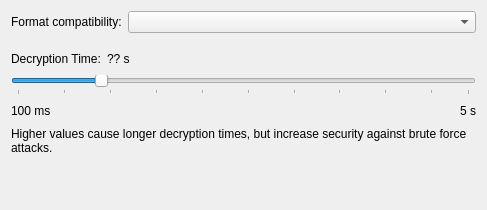
Before: the Qt Designer form src/gui/dbsettings/DatabaseSettingsWidgetEncryption.ui in lhark/keepassxc, drawn with Qt 5.
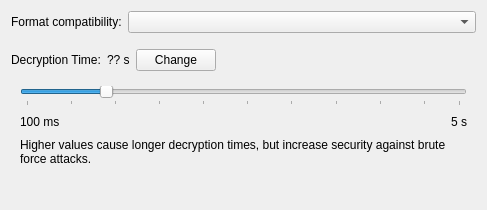
After: the same form once the commit is applied.

Commit message: Do not update KDF settings unless explicitly changed by the user

Patch:
```diff
--- a/src/gui/dbsettings/DatabaseSettingsWidgetEncryption.ui
+++ b/src/gui/dbsettings/DatabaseSettingsWidgetEncryption.ui
@@ -83,6 +83,13 @@
            </property>
           </widget>
          </item>
+         <item>
+          <widget class="QPushButton" name="activateChangeDecryptionTimeButton">
+           <property name="text">
+            <string>Change</string>
+           </property>
+          </widget>
+         </item>
          <item>
           <spacer name="horizontalSpacer_2">
            <property name="orientation">
@@ -99,6 +106,9 @@
         </layout>
        </item>
        <item>
+        <widget class="QWidget" name="decryptionTimeSettings" native="true">
+         <layout class="QVBoxLayout" name="decryptionTimeSliderLayout">
+          <item>
         <widget class="QSlider" name="decryptionTimeSlider">
          <property name="minimum">
           <number>1</number>
@@ -174,6 +184,9 @@
          <property name="wordWrap">
           <bool>true</bool>
          </property>
+           </widget>
+          </item>
+         </layout>
         </widget>
        </item>
        <item>
```
Left out of the diff: 3 changed lines with no effect on the pictures. Lines whose indentation alone changed are shown as unchanged. The commit also changes 5 other files.
